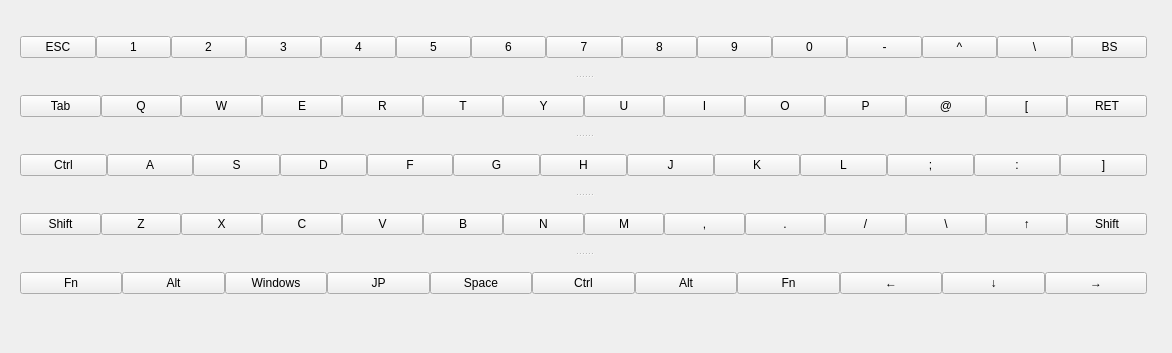
Qt form src/GUI/software_keyboard.ui (funfun-dc5/qtbrynhildr) before a commit.
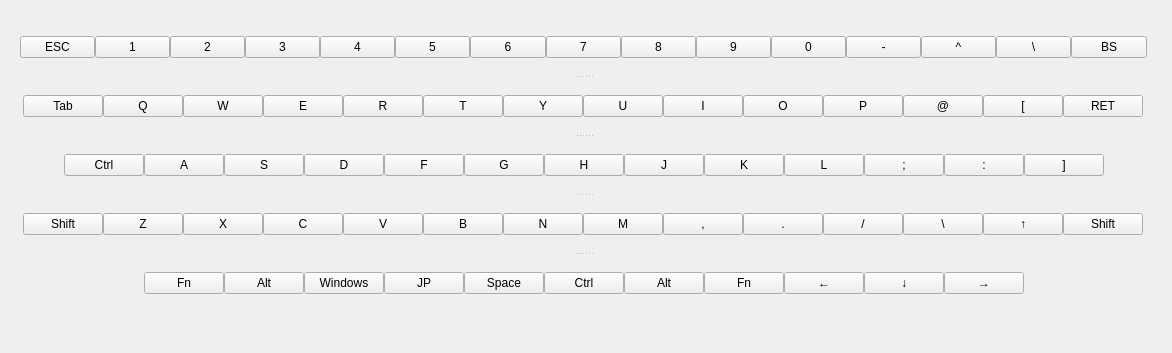
The same form after that commit.

Commit message: added sound option button to software button

The edit to the form file:
```diff
--- a/src/GUI/software_keyboard.ui
+++ b/src/GUI/software_keyboard.ui
@@ -13,6 +13,9 @@
   <property name="windowTitle">
    <string notr="true">Form</string>
   </property>
+  <property name="autoFillBackground">
+   <bool>false</bool>
+  </property>
   <widget class="QSplitter" name="splitter">
    <property name="geometry">
     <rect>
@@ -33,6 +36,19 @@
      <property name="sizeConstraint">
       <enum>QLayout::SetDefaultConstraint</enum>
      </property>
+     <item>
+      <spacer name="horizontalSpacer_1">
+       <property name="orientation">
+        <enum>Qt::Horizontal</enum>
+       </property>
+       <property name="sizeHint" stdset="0">
+        <size>
+         <width>40</width>
+         <height>20</height>
+        </size>
+       </property>
+      </spacer>
+     </item>
      <item>
       <widget class="QPushButton" name="pushButton_1">
        <property name="text">
@@ -138,6 +154,19 @@
        </property>
       </widget>
      </item>
+     <item>
+      <spacer name="horizontalSpacer_2">
+       <property name="orientation">
+        <enum>Qt::Horizontal</enum>
+       </property>
+       <property name="sizeHint" stdset="0">
+        <size>
+         <width>40</width>
+         <height>20</height>
+        </size>
+       </property>
+      </spacer>
+     </item>
     </layout>
    </widget>
    <widget class="QWidget" name="horizontalLayoutWidget_2">
@@ -148,6 +177,19 @@
      <property name="sizeConstraint">
       <enum>QLayout::SetDefaultConstraint</enum>
      </property>
+     <item>
+      <spacer name="horizontalSpacer_3">
+       <property name="orientation">
+        <enum>Qt::Horizontal</enum>
+       </property>
+       <property name="sizeHint" stdset="0">
+        <size>
+         <width>40</width>
+         <height>20</height>
+        </size>
+       </property>
+      </spacer>
+     </item>
      <item>
       <widget class="QPushButton" name="pushButton_16">
        <property name="text">
@@ -246,6 +288,19 @@
        </property>
       </widget>
      </item>
+     <item>
+      <spacer name="horizontalSpacer_4">
+       <property name="orientation">
+        <enum>Qt::Horizontal</enum>
+       </property>
+       <property name="sizeHint" stdset="0">
+        <size>
+         <width>40</width>
+         <height>20</height>
+        </size>
+       </property>
+      </spacer>
+     </item>
     </layout>
    </widget>
    <widget class="QWidget" name="horizontalLayoutWidget_3">
@@ -256,6 +311,19 @@
      <property name="sizeConstraint">
       <enum>QLayout::SetDefaultConstraint</enum>
      </property>
+     <item>
+      <spacer name="horizontalSpacer_5">
+       <property name="orientation">
+        <enum>Qt::Horizontal</enum>
+       </property>
+       <property name="sizeHint" stdset="0">
+        <size>
+         <width>40</width>
+         <height>20</height>
+        </size>
+       </property>
+      </spacer>
+     </item>
      <item>
       <widget class="QPushButton" name="pushButton_30">
        <property name="text">
@@ -347,6 +415,19 @@
        </property>
       </widget>
      </item>
+     <item>
+      <spacer name="horizontalSpacer_6">
+       <property name="orientation">
+        <enum>Qt::Horizontal</enum>
+       </property>
+       <property name="sizeHint" stdset="0">
+        <size>
+         <width>40</width>
+         <height>20</height>
+        </size>
+       </property>
+      </spacer>
+     </item>
     </layout>
    </widget>
    <widget class="QWidget" name="horizontalLayoutWidget_4">
@@ -357,6 +438,19 @@
      <property name="sizeConstraint">
       <enum>QLayout::SetDefaultConstraint</enum>
      </property>
+     <item>
+      <spacer name="horizontalSpacer_7">
+       <property name="orientation">
+        <enum>Qt::Horizontal</enum>
+       </property>
+       <property name="sizeHint" stdset="0">
+        <size>
+         <width>40</width>
+         <height>20</height>
+        </size>
+       </property>
+      </spacer>
+     </item>
      <item>
       <widget class="QPushButton" name="pushButton_43">
        <property name="text">
@@ -455,6 +549,19 @@
        </property>
       </widget>
      </item>
+     <item>
+      <spacer name="horizontalSpacer_8">
+       <property name="orientation">
+        <enum>Qt::Horizontal</enum>
+       </property>
+       <property name="sizeHint" stdset="0">
+        <size>
+         <width>40</width>
+         <height>20</height>
+        </size>
+       </property>
+      </spacer>
+     </item>
     </layout>
    </widget>
    <widget class="QWidget" name="horizontalLayoutWidget_5">
@@ -465,6 +572,19 @@
      <property name="sizeConstraint">
       <enum>QLayout::SetDefaultConstraint</enum>
      </property>
+     <item>
+      <spacer name="horizontalSpacer_9">
+       <property name="orientation">
+        <enum>Qt::Horizontal</enum>
+       </property>
+       <property name="sizeHint" stdset="0">
+        <size>
+         <width>40</width>
+         <height>20</height>
+        </size>
+       </property>
+      </spacer>
+     </item>
      <item>
       <widget class="QPushButton" name="pushButton_57">
        <property name="text">
@@ -542,6 +662,19 @@
        </property>
       </widget>
      </item>
+     <item>
+      <spacer name="horizontalSpacer_10">
+       <property name="orientation">
+        <enum>Qt::Horizontal</enum>
+       </property>
+       <property name="sizeHint" stdset="0">
+        <size>
+         <width>40</width>
+         <height>20</height>
+        </size>
+       </property>
+      </spacer>
+     </item>
     </layout>
    </widget>
   </widget>
```
The commit also changes 7 other files.
